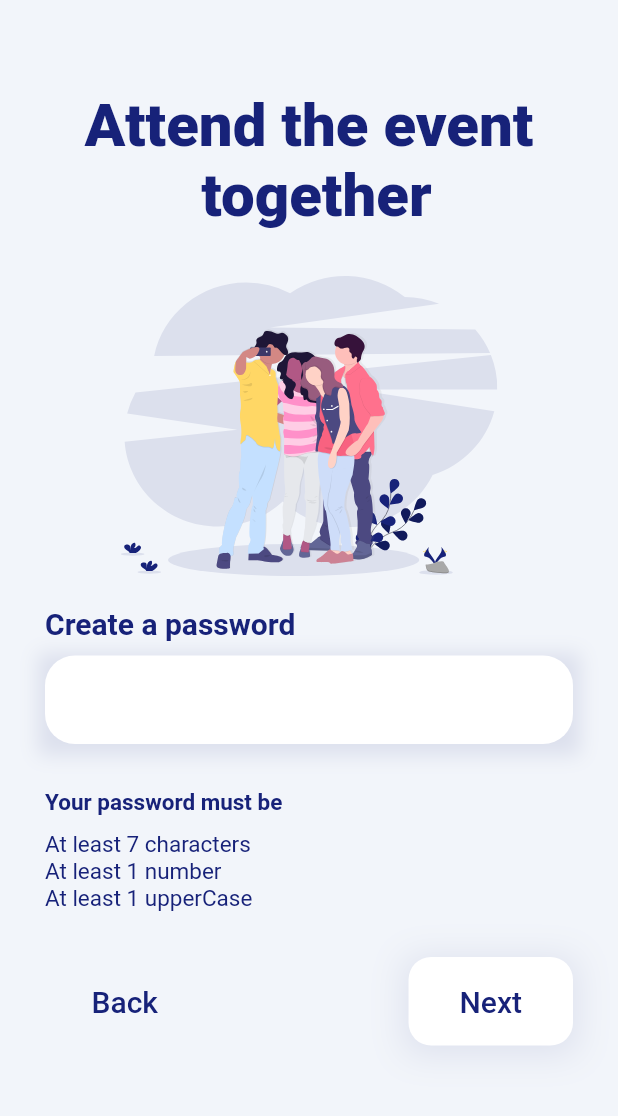
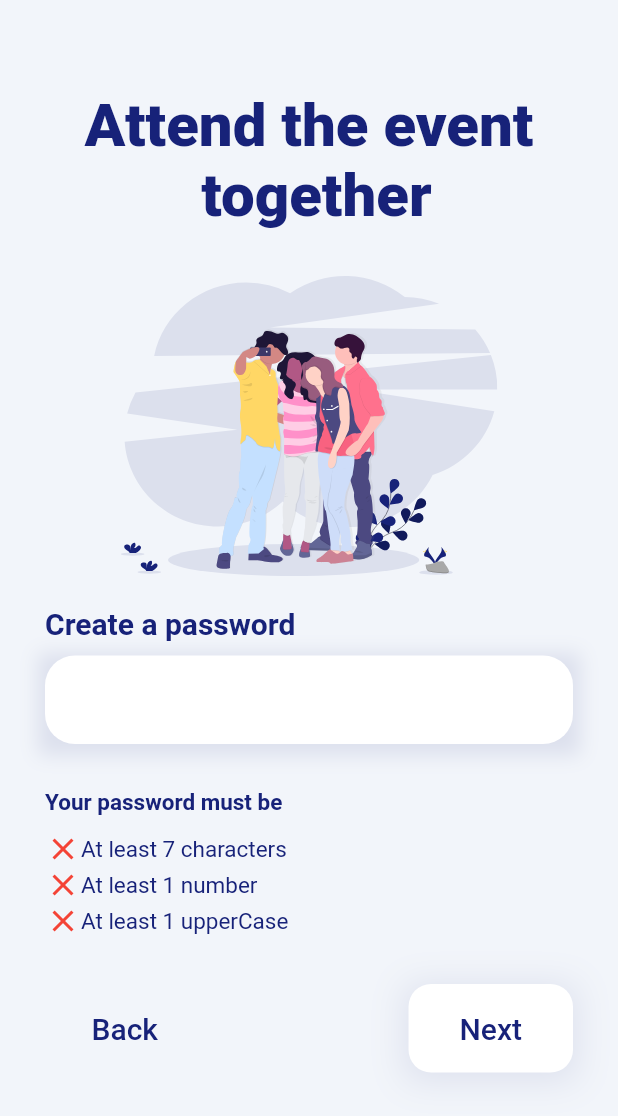
Before and after one commit to ComputerMaverick69/MultiPage-SignUp-Flutter-UI, a Flutter app: the PasswordPage screen opened by its route, on a phone screen of 412 x 824 dp. Shown: the top 1116 px of the screen. Run offline on Flutter 3.47's test engine with Material 2 defaults, Android fonts, the light colour scheme and no system bars; our stand-ins replace flutter_svg, font_awesome_flutter.

Commit message:
password page , checking three things(uppercase,digit,length) are done

```diff
--- a/lib/screens/password_page.dart
+++ b/lib/screens/password_page.dart
@@ -7,7 +7,14 @@ import 'package:signupui/constants/strings.dart';
 import 'package:signupui/constants/styles.dart';
 import 'package:signupui/widgets/button.dart';
 
-class PasswordPage extends StatelessWidget {
+class PasswordPage extends StatefulWidget {
+  @override
+  _PasswordPageState createState() => _PasswordPageState();
+}
+
+class _PasswordPageState extends State<PasswordPage> {
+  bool chars = false, num = false, upp = false;
+  final myController = TextEditingController();
   final Widget svg =
       SvgPicture.asset('assets/images/together.svg', semanticsLabel: '');
   @override
@@ -70,6 +77,26 @@ class PasswordPage extends StatelessWidget {
                         ],
                       ),
                       child: TextField(
+                        onChanged: (text) {
+                          if (text.contains(new RegExp(r'[A-Z]'))) {
+                            upp = true;
+                          } else {
+                            upp = false;
+                          }
+                          if (text.contains(new RegExp(r'[0-9]'))) {
+                            num = true;
+                          } else {
+                            num = false;
+                          }
+
+                          if (text.length > 6) {
+                            chars = true;
+                          } else {
+                            chars = false;
+                          }
+                          setState(() {});
+                        },
+                        controller: myController,
                         decoration: InputDecoration(
                           filled: true,
                           fillColor: Colors.white,
@@ -105,12 +132,56 @@ class PasswordPage extends StatelessWidget {
                     SizedBox(
                       height: kpasswordPagePadding,
                     ),
-                    Text(
-                      'At least 7 characters \nAt least 1 number \nAt least 1 upperCase',
-                      style: TextStyle(
-                        fontSize: 15,
-                        color: secondaryColor,
-                      ),
+                    Row(
+                      children: [
+                        chars
+                            ? Icon(
+                                Icons.done,
+                                color: Colors.green,
+                              )
+                            : Icon(Icons.close, color: Colors.red),
+                        Text(
+                          'At least 7 characters ',
+                          style: TextStyle(
+                            fontSize: 15,
+                            color: secondaryColor,
+                          ),
+                        ),
+                      ],
+                    ),
+                    Row(
+                      children: [
+                        num
+                            ? Icon(
+                                Icons.done,
+                                color: Colors.green,
+                              )
+                            : Icon(Icons.close, color: Colors.red),
+                        Text(
+                          'At least 1 number ',
+                          style: TextStyle(
+                            fontSize: 15,
+                            color: secondaryColor,
+                          ),
+                        ),
+                      ],
+                    ),
+                    Row(
+                      children: [
+                        upp
+                            ? Icon(
+                                Icons.done,
+                                color: Colors.green,
+                              )
+                            : Icon(Icons.close, color: Colors.red),
+                        Text(
+                          'At least 1 upperCase',
+                          style: TextStyle(
+                            fontSize: 15,
+                            color: secondaryColor,
+                          ),
+                        ),
+                      ],
                     ),
                     SizedBox(
                       height: 30,
--- a/lib/screens/sign_up_page.dart
+++ b/lib/screens/sign_up_page.dart
@@ -6,6 +6,7 @@ import 'package:signupui/constants/dimensions.dart';
 import 'package:signupui/constants/strings.dart';
 import 'package:signupui/constants/styles.dart';
 import 'package:signupui/widgets/button.dart';
+
 import '../constants/strings.dart';
 
 class SignUpPage extends StatelessWidget {
```
